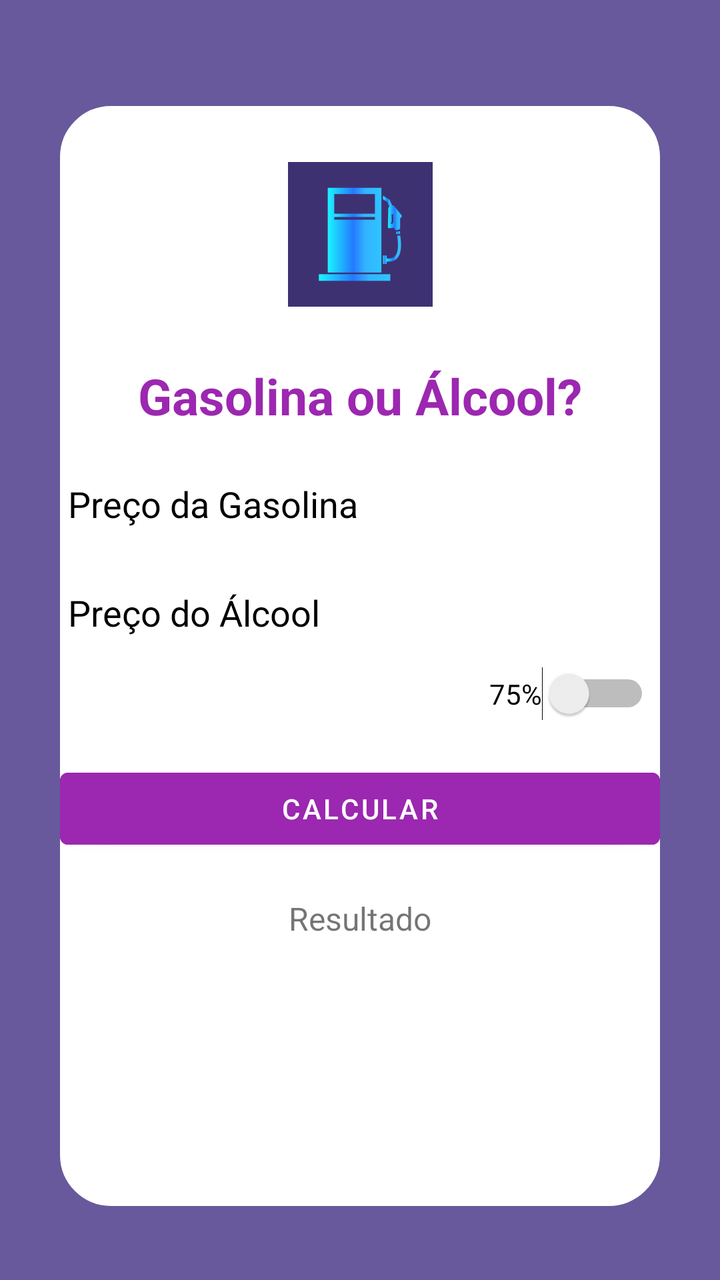
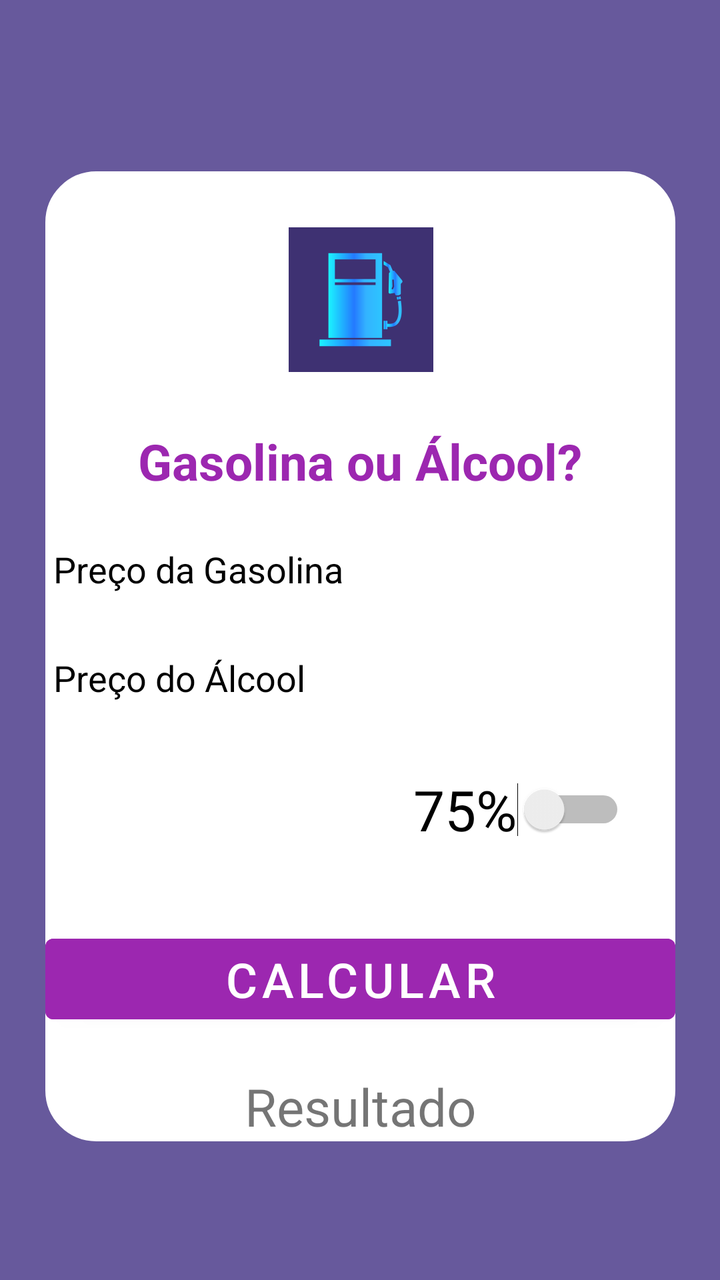

Before-and-after screenshots of an Android layout around one commit, followed by the original layout XML and the change that was made.
<!-- AndroidManifest.xml: application theme Theme.AlcoolOuGasolina -->
<!-- res/layout/activity_main.xml -->
<?xml version="1.0" encoding="utf-8"?>
<androidx.constraintlayout.widget.ConstraintLayout xmlns:android="http://schemas.android.com/apk/res/android"
    xmlns:app="http://schemas.android.com/apk/res-auto"
    xmlns:tools="http://schemas.android.com/tools"
    android:layout_width="match_parent"
    android:layout_height="match_parent"
    android:background="#9783E3"
    android:backgroundTint="#67599C"
    tools:context=".MainActivity">

    <LinearLayout
        android:id="@+id/resultado"
        android:layout_width="300dp"
        android:layout_height="550dp"
        android:layout_marginStart="3dp"
        android:layout_marginTop="16dp"
        android:layout_marginEnd="3dp"
        android:background="@drawable/rounded_layout"
        android:backgroundTint="?android:backgroundTint"
        android:orientation="vertical"
        app:layout_constraintBottom_toBottomOf="parent"
        app:layout_constraintEnd_toEndOf="parent"
        app:layout_constraintStart_toStartOf="parent"
        app:layout_constraintTop_toTopOf="parent">

        <ImageView
            android:id="@+id/imageView"
            android:layout_width="match_parent"
            android:layout_height="wrap_content"
            android:layout_gravity="center_horizontal"
            android:contentDescription="uma bomba de gasolina ilustrando o app"
            android:paddingVertical="10dp"
            android:textAlignment="center"
            app:srcCompat="@mipmap/ic_launcher_foreground" />

        <TextView
            android:id="@+id/titulo"
            android:layout_width="wrap_content"
            android:layout_height="wrap_content"
            android:layout_gravity="center_horizontal"
            android:layout_marginBottom="10dp"
            android:text="Gasolina ou Álcool?"
            android:textAlignment="center"
            android:textColor="#9C27B0"
            android:textSize="25sp"
            android:textStyle="bold" />

        <EditText
            android:id="@+id/gas"
            android:layout_width="wrap_content"
            android:layout_height="wrap_content"
            android:ellipsize="none"
            android:ems="15"
            android:hint="Preço da Gasolina"
            android:inputType="numberDecimal"
            android:paddingVertical="15dp" />

        <EditText
            android:id="@+id/alcool"
            android:layout_width="wrap_content"
            android:layout_height="wrap_content"
            android:baselineAligned="false"
            android:ems="15"
            android:hint="Preço do Álcool"
            android:inputType="numberDecimal"
            android:paddingVertical="15dp"
            android:singleLine="true" />

        <Switch
            android:id="@+id/swPercentual"
            android:layout_width="wrap_content"
            android:layout_height="wrap_content"
            android:layout_gravity="right"
            android:layout_marginHorizontal="5dp"
            android:text="@string/_75" />

        <Button
            android:id="@+id/btCalcular"
            android:layout_width="match_parent"
            android:layout_height="wrap_content"
            android:layout_gravity="center_horizontal"
            android:layout_marginVertical="20dp"
            android:backgroundTint="#9C27B0"
            android:text="Calcular"
            android:textColorLink="#9C27B0" />

        <TextView
            android:id="@+id/textMsg"
            android:layout_width="wrap_content"
            android:layout_height="wrap_content"
            android:layout_gravity="center_horizontal"
            android:text="Resultado"
            android:textSize="16sp" />

    </LinearLayout>
</androidx.constraintlayout.widget.ConstraintLayout>
<!-- resources referenced by this layout -->
<resources>
  <!-- drawable rounded_layout (drawable) -->
  <?xml version="1.0" encoding="utf-8"?>
  <shape xmlns:android="http://schemas.android.com/apk/res/android"
      android:shape="rectangle" >
  
      
      <corners
          android:radius="25dp" />
      <stroke android:width="0.9dp"
          android:color="@color/black" />
      
  
      <size
          android:height="40dp"
          android:width="40dp" />
      
  </shape>
  <!-- mipmap ic_launcher_foreground (drawable-v24) -->
  <vector xmlns:android="http://schemas.android.com/apk/res/android"
      xmlns:aapt="http://schemas.android.com/aapt"
      android:width="108dp"
      android:height="108dp"
      android:viewportWidth="108"
      android:viewportHeight="108">
      <path android:pathData="M31,63.928c0,0 6.4,-11 12.1,-13.1c7.2,-2.6 26,-1.4 26,-1.4l38.1,38.1L107,108.928l-32,-1L31,63.928z">
          <aapt:attr name="android:fillColor">
              <gradient
                  android:endX="85.84757"
                  android:endY="92.4963"
                  android:startX="42.9492"
                  android:startY="49.59793"
                  android:type="linear">
                  <item
                      android:color="#44000000"
                      android:offset="0.0" />
                  <item
                      android:color="#00000000"
                      android:offset="1.0" />
              </gradient>
          </aapt:attr>
      </path>
      <path
          android:fillColor="#FFFFFF"
          android:fillType="nonZero"
          android:pathData="M65.3,45.828l3.8,-6.6c0.2,-0.4 0.1,-0.9 -0.3,-1.1c-0.4,-0.2 -0.9,-0.1 -1.1,0.3l-3.9,6.7c-6.3,-2.8 -13.4,-2.8 -19.7,0l-3.9,-6.7c-0.2,-0.4 -0.7,-0.5 -1.1,-0.3C38.8,38.328 38.7,38.828 38.9,39.228l3.8,6.6C36.2,49.428 31.7,56.028 31,63.928h46C76.3,56.028 71.8,49.428 65.3,45.828zM43.4,57.328c-0.8,0 -1.5,-0.5 -1.8,-1.2c-0.3,-0.7 -0.1,-1.5 0.4,-2.1c0.5,-0.5 1.4,-0.7 2.1,-0.4c0.7,0.3 1.2,1 1.2,1.8C45.3,56.528 44.5,57.328 43.4,57.328L43.4,57.328zM64.6,57.328c-0.8,0 -1.5,-0.5 -1.8,-1.2s-0.1,-1.5 0.4,-2.1c0.5,-0.5 1.4,-0.7 2.1,-0.4c0.7,0.3 1.2,1 1.2,1.8C66.5,56.528 65.6,57.328 64.6,57.328L64.6,57.328z"
          android:strokeWidth="1"
          android:strokeColor="#00000000" />
  </vector>
  <string name="_75">75%</string>
  <style name="Theme.AlcoolOuGasolina" parent="Theme.MaterialComponents.DayNight.DarkActionBar">
          
          <item name="colorPrimary">#3E3172</item>
          <item name="colorPrimaryVariant">#3E3172</item>
          <item name="colorOnPrimary">@color/white</item>
          <item name="colorPrimaryDark">#1F1F1F</item>
          
          <item name="colorSecondary">#3E3172</item>
          <item name="colorSecondaryVariant">#9C27B0</item>
          <item name="colorOnSecondary">@color/black</item>
          
          <item name="android:textColorPrimary">@color/black</item>
          <item name="android:textColorHint">@color/black</item>
          <item name="android:backgroundTint">@color/white</item>
      </style>
  <color name="black">#FF000000</color>
  <color name="white">#FFFFFFFF</color>
</resources>

<!-- the commit's change to res/layout/activity_main.xml (unified diff, before → after) -->
@@ -10,8 +10,8 @@
 
     <LinearLayout
         android:id="@+id/resultado"
-        android:layout_width="300dp"
-        android:layout_height="550dp"
+        android:layout_width="wrap_content"
+        android:layout_height="wrap_content"
         android:layout_marginStart="3dp"
         android:layout_marginTop="16dp"
         android:layout_marginEnd="3dp"
@@ -41,7 +41,7 @@
             android:layout_marginBottom="10dp"
             android:text="Gasolina ou Álcool?"
             android:textAlignment="center"
-            android:textColor="#9C27B0"
+            android:textColor="@color/cortitulo"
             android:textSize="25sp"
             android:textStyle="bold" />
 
@@ -53,7 +53,7 @@
             android:ems="15"
             android:hint="Preço da Gasolina"
             android:inputType="numberDecimal"
-            android:paddingVertical="15dp" />
+            android:paddingVertical="15dp"/>
 
         <EditText
             android:id="@+id/alcool"
@@ -72,7 +72,9 @@
             android:layout_height="wrap_content"
             android:layout_gravity="right"
             android:layout_marginHorizontal="5dp"
-            android:text="@string/_75" />
+            android:text="@string/_75"
+            android:textSize="28sp"
+            android:padding="20dp"/>
 
         <Button
             android:id="@+id/btCalcular"
@@ -82,7 +84,8 @@
             android:layout_marginVertical="20dp"
             android:backgroundTint="#9C27B0"
             android:text="Calcular"
-            android:textColorLink="#9C27B0" />
+            android:textColorLink="#9C27B0"
+            android:textSize="24sp"/>
 
         <TextView
             android:id="@+id/textMsg"
@@ -90,7 +93,7 @@
             android:layout_height="wrap_content"
             android:layout_gravity="center_horizontal"
             android:text="Resultado"
-            android:textSize="16sp" />
+            android:textSize="26sp" />
 
     </LinearLayout>
 </androidx.constraintlayout.widget.ConstraintLayout>
<!-- resource entries referenced after the edit -->
@@ -1,5 +1,6 @@
 <!-- resources referenced by this layout -->
 <resources>
+  <color name="cortitulo">#9C27B0</color>
   <!-- drawable rounded_layout (drawable) -->
   <?xml version="1.0" encoding="utf-8"?>
   <shape xmlns:android="http://schemas.android.com/apk/res/android"
@@ -49,7 +50,7 @@
           android:strokeColor="#00000000" />
   </vector>
   <string name="_75">75%</string>
-  <style name="Theme.AlcoolOuGasolina" parent="Theme.MaterialComponents.DayNight.DarkActionBar">
+  <style name="Theme.AlcoolOuGasolina" parent="Theme.MaterialComponents.DayNight.NoActionBar">
           
           <item name="colorPrimary">#3E3172</item>
           <item name="colorPrimaryVariant">#3E3172</item>
